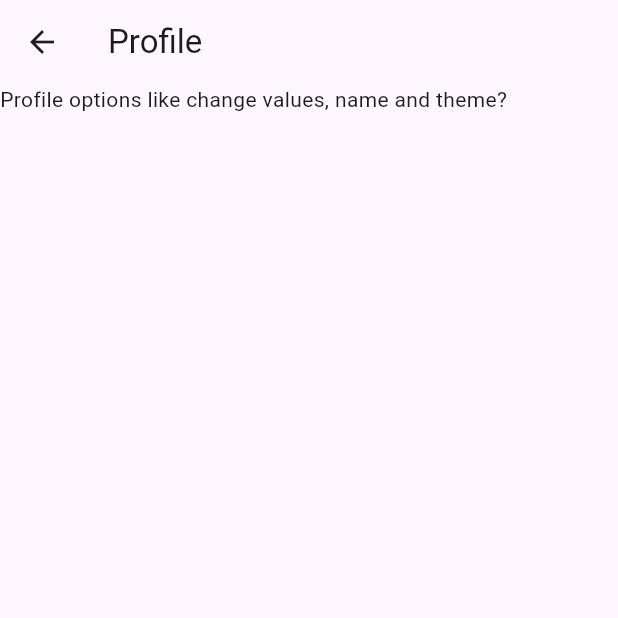
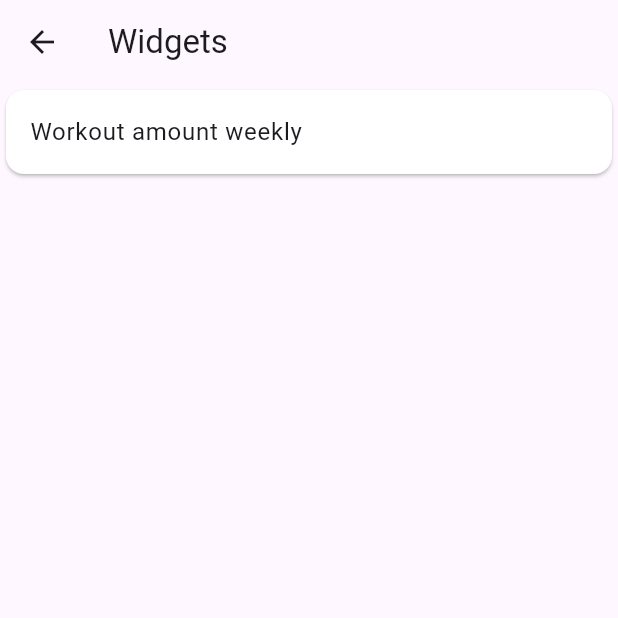
Before and after one commit to Mobile-applikasjoner-gruppe-1/fit_and_healthy, a Flutter app: the screen it shows after launch, item 5 of the bottom bar chosen, after a tap on "Widgets", on a phone screen of 412 x 824 dp, the top half of it. Run offline on Flutter 3.47's test engine with Material 3 defaults, Android fonts, the phone set to English and light mode, and no system bars; our stand-ins replace flutter_riverpod, go_router, riverpod_annotation; generated files the repository leaves out were written again.

Commit message:
Added a basic core mechanics of settings adding and removing custom cards from dashboard

```diff
--- /dev/null
+++ b/lib/shared/models/widget_card.dart
@@ -0,0 +1,15 @@
+import 'package:flutter/material.dart';
+
+class WidgetCard {
+  final String id;
+  final String title;
+  final double size;
+  final Widget Function() builder;
+
+  const WidgetCard({
+    required this.id,
+    required this.title,
+    required this.size,
+    required this.builder,
+  });
+}
--- /dev/null
+++ b/lib/shared/utils/card_provider.dart
@@ -0,0 +1,13 @@
+import 'package:fit_and_healthy/shared/models/widget_card.dart';
+import 'package:fit_and_healthy/shared/widgets/cards/card_amount_weekly_workout.dart';
+import 'package:flutter_riverpod/flutter_riverpod.dart';
+
+final allCards = [
+  WidgetCard(
+      id: '1',
+      title: 'Workout amount weekly',
+      size: 0.5,
+      builder: () => CardAmountWeeklyWorkout()),
+];
+
+final CardProvider = StateProvider<List<WidgetCard>>((ref) => []);
--- /dev/null
+++ b/lib/shared/widgets/cards/card_amount_weekly_workout.dart
@@ -0,0 +1,22 @@
+import 'package:flutter/material.dart';
+
+class CardAmountWeeklyWorkout extends StatelessWidget {
+  @override
+  Widget build(BuildContext context) {
+    return (Card(
+      child: Padding(
+        padding: const EdgeInsets.all(16),
+        child: Column(
+          children: [
+            Text(
+              'Graph Card',
+              style: TextStyle(fontSize: 18, fontWeight: FontWeight.bold),
+            ),
+            SizedBox(height: 8),
+            Placeholder(fallbackHeight: 100),
+          ],
+        ),
+      ),
+    ));
+  }
+}
--- a/lib/src/app_router.dart
+++ b/lib/src/app_router.dart
@@ -3,6 +3,7 @@ import 'package:fit_and_healthy/src/features/dashboard/dashboard_view.dart';
 import 'package:fit_and_healthy/src/features/settings/pages/gdpr_settings_page.dart';
 import 'package:fit_and_healthy/src/features/settings/pages/goals_settings_page.dart';
 import 'package:fit_and_healthy/src/features/settings/pages/profile_settings_page.dart';
+import 'package:fit_and_healthy/src/features/settings/pages/widget_settings_page.dart';
 import 'package:fit_and_healthy/src/features/settings/settings_appbar.dart';
 import 'package:fit_and_healthy/src/features/settings/settings_view.dart';
 import 'package:fit_and_healthy/src/features/exercise/exercise_workout_view.dart';
@@ -83,6 +84,11 @@ GoRouter appRouter = GoRouter(
                     builder: (context, state) => ProfileSettingsPage(),
                   ),
                   GoRoute(
+                    path: WidgetSettingsPage.routeName,
+                    parentNavigatorKey: _rootNavigatorKey,
+                    builder: (context, state) => WidgetSettingsPage(),
+                  ),
+                  GoRoute(
                     path: GoalsSettingsPage.routeName,
                     parentNavigatorKey: _rootNavigatorKey,
                     builder: (context, state) => GoalsSettingsPage(),
--- a/lib/src/features/dashboard/dashboard_view.dart
+++ b/lib/src/features/dashboard/dashboard_view.dart
@@ -1,72 +1,40 @@
+import 'package:fit_and_healthy/shared/utils/card_provider.dart';
 import 'package:flutter/material.dart';
+import 'package:go_router/go_router.dart';
+import 'package:flutter_riverpod/flutter_riverpod.dart';
 
-class DashboardView extends StatelessWidget {
+class DashboardView extends ConsumerWidget {
   const DashboardView({super.key});
 
   static const route = '/';
 
   @override
-  Widget build(BuildContext context) {
-    return Container(
-        padding: const EdgeInsets.all(10),
-        child: GridView.count(
-          crossAxisCount: 2,
-          crossAxisSpacing: 10,
-          mainAxisSpacing: 10,
-          children: const [
-            Card(
-              color: Colors.blue,
-              child: Column(
-                children: [
-                  ListTile(
-                    title: Text('Exercise'),
-                    trailing: Icon(Icons.chevron_right),
-                  ),
-                  // add random content here
-                  Text('Exercise content'),
-                ],
+  Widget build(BuildContext context, WidgetRef ref) {
+    final selectedCards = ref.watch(CardProvider);
+
+    return selectedCards.isEmpty
+        ? Center(
+            child: ElevatedButton(
+                onPressed: () {
+                  context.push('/settings/widget');
+                },
+                child: Text('Data')),
+          )
+        : Container(
+            padding: const EdgeInsets.all(10),
+            child: GridView.builder(
+              gridDelegate: SliverGridDelegateWithFixedCrossAxisCount(
+                crossAxisCount: 2,
+                mainAxisSpacing: 8.0,
+                crossAxisSpacing: 8.0,
+                childAspectRatio: 2,
               ),
+              itemCount: selectedCards.length,
+              itemBuilder: (context, index) {
+                final card = selectedCards[index];
+                return card.builder();
+              },
             ),
-            Card(
-              color: Colors.green,
-              child: Column(
-                children: [
-                  ListTile(
-                    title: Text('Nutrition'),
-                    trailing: Icon(Icons.chevron_right),
-                  ),
-                  // add random content here
-                  Text('Nutrition content'),
-                ],
-              ),
-            ),
-            Card(
-              color: Colors.red,
-              child: Column(
-                children: [
-                  ListTile(
-                    title: Text('Goals'),
-                    trailing: Icon(Icons.chevron_right),
-                  ),
-                  // add random content here
-                  Text('Goals content'),
-                ],
-              ),
-            ),
-            Card(
-              color: Colors.orange,
-              child: Column(
-                children: [
-                  ListTile(
-                    title: Text('Something else'),
-                    trailing: Icon(Icons.chevron_right),
-                  ),
-                  // add random content here
-                  Text('Something else content'),
-                ],
-              ),
-            ),
-          ],
-        ));
+          );
   }
 }
--- /dev/null
+++ b/lib/src/features/settings/pages/widget_settings_page.dart
@@ -0,0 +1,42 @@
+import 'package:fit_and_healthy/shared/utils/card_provider.dart';
+import 'package:flutter/material.dart';
+import 'package:flutter_riverpod/flutter_riverpod.dart';
+
+class WidgetSettingsPage extends ConsumerWidget {
+  const WidgetSettingsPage({super.key});
+
+  static const routeName = '/widget';
+
+  @override
+  Widget build(BuildContext context, WidgetRef ref) {
+    final selectedCards = ref.watch(CardProvider);
+    final notifier = ref.read(CardProvider.notifier);
+
+    return Scaffold(
+      appBar: AppBar(title: Text('Widgets')),
+      body: ListView.builder(
+        itemCount: allCards.length,
+        itemBuilder: (context, index) {
+          final card = allCards[index];
+          final isSelected = selectedCards.contains(card);
+
+          return GestureDetector(
+            onTap: () {
+              if (isSelected) {
+                notifier.state = List.from(notifier.state)..remove(card);
+              } else {
+                notifier.state = List.from(notifier.state)..add(card);
+              }
+            },
+            child: Card(
+              color: isSelected ? Colors.blue[100] : Colors.white,
+              child: ListTile(
+                title: Text(card.title),
+              ),
+            ),
+          );
+        },
+      ),
+    );
+  }
+}
--- a/lib/src/features/settings/settings_view.dart
+++ b/lib/src/features/settings/settings_view.dart
@@ -34,7 +34,7 @@ class SettingsView extends ConsumerWidget {
                 title: Text('Widgets'),
                 leading: Icon(Icons.widgets),
                 onTap: () {
-                  context.push('/settings/profile');
+                  context.push('/settings/widget');
                 },
               ),
               ListTile(
```
